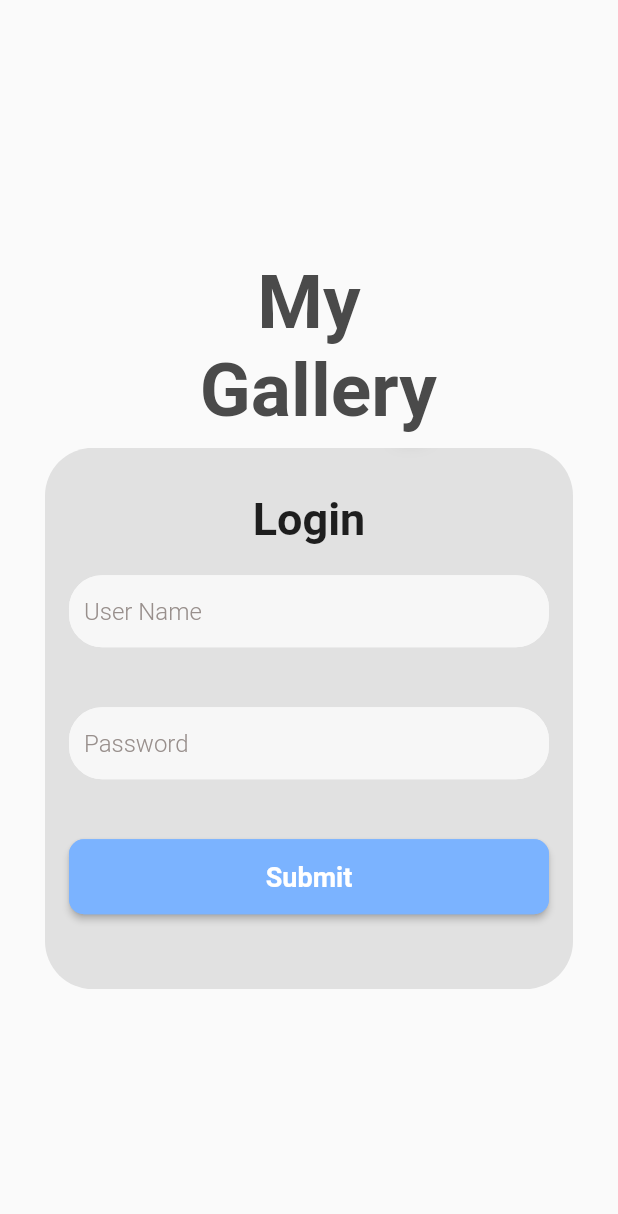
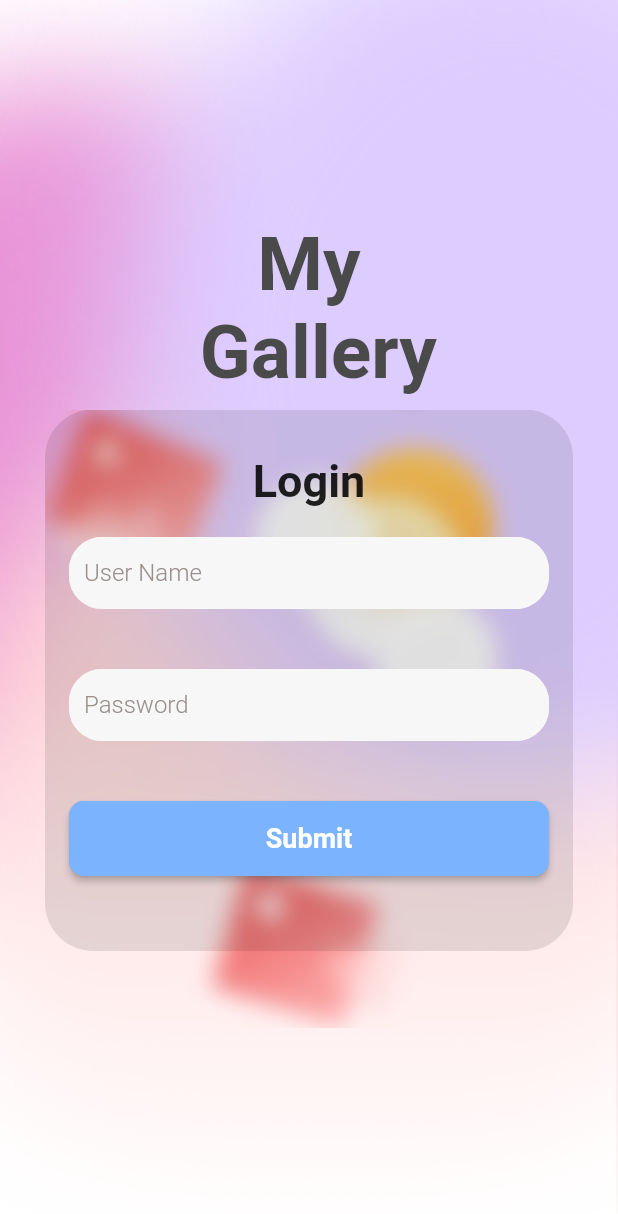
Before and after one commit to ghadaAwad99/FlutterMyGalleryApp, a Flutter app: the screen it shows after launch, on a phone screen of 412 x 824 dp. Shown: the top 1214 px of the screen. Run offline on Flutter 3.47's test engine with Material 2 defaults, Android fonts, the phone set to English and light mode, and no system bars; our stand-ins replace dio, flutter_riverpod, fluttertoast, get_it, pretty_dio_logger, shared_preferences; missing offline and left inert: ndialog.

Commit message:
login screen design

```diff
--- a/lib/ui/auth/login_screen.dart
+++ b/lib/ui/auth/login_screen.dart
@@ -5,6 +5,7 @@ import 'package:flutter_riverpod/flutter_riverpod.dart';
 import 'package:my_gallery_flutter/ui/auth/state/login_viewModel.dart';
 import 'package:my_gallery_flutter/ui/auth/widgets/login_card.dart';
 import 'package:my_gallery_flutter/utils/app_colors.dart';
+import 'package:my_gallery_flutter/utils/app_images.dart';
 
 class LoginScreen extends ConsumerStatefulWidget {
   const LoginScreen({Key? key}) : super(key: key);
@@ -16,11 +17,22 @@ class LoginScreen extends ConsumerStatefulWidget {
 
 class _LoginScreenState extends ConsumerState<LoginScreen> {
 
+
+
   @override
   Widget build(BuildContext context) {
     LoginViewModel viewModel = ref.read(loginViewModelProvider!.notifier);
     return Scaffold(
-      body: Column(
+      body: Container(
+        width: MediaQuery.of(context).size.width,
+        height: MediaQuery.of(context).size.height,
+        decoration: const BoxDecoration(
+          image: DecorationImage(
+            image: AssetImage(AppImages.loginBackground),
+            fit: BoxFit.fill
+          )
+        ),
+        child: Column(
           mainAxisAlignment: MainAxisAlignment.center,
           children:  [
            const Padding(
@@ -40,9 +52,32 @@ class _LoginScreenState extends ConsumerState<LoginScreen> {
               child:  ClipRect(
                 child:  Stack(
                   children: <Widget>[
+                    Container(
+                      width: MediaQuery.of(context).size.width,
+                      height: MediaQuery.of(context).size.height / 2,
+                      child: Stack(
+                        children: [
+                          Align(
+                            alignment: Alignment.topLeft,
+                            child: Image.asset(AppImages.galleryIcon),
+                          ),
+                          Align(
+                            alignment: Alignment.topRight,
+                            child: Image.asset(AppImages.circlesBackground),
+                          ),
+                          Align(
+                            alignment: Alignment.bottomCenter,
+                            child: Image.asset(AppImages.squareBackground),
+                          ),
+                        ],
+                      ),
+                    ),
+
                     BackdropFilter(
                       filter: ImageFilter.blur(sigmaX: 8, sigmaY: 8),
                       child: LoginCard(
+                        usernameController: viewModel.usernameController,
+                        passwordController: viewModel.passwordController,
                         buttonOnPress: () {
                             viewModel.loginUser();
                           },
@@ -53,6 +88,7 @@ class _LoginScreenState extends ConsumerState<LoginScreen> {
               ),
             )
           ],
+        ),
       )
     );
   }
--- a/lib/ui/auth/state/login_viewModel.dart
+++ b/lib/ui/auth/state/login_viewModel.dart
@@ -1,3 +1,4 @@
+import 'package:flutter/cupertino.dart';
 import 'package:flutter_riverpod/flutter_riverpod.dart';
 import 'package:my_gallery_flutter/base/api_response.dart';
 import 'package:my_gallery_flutter/base/base_service.dart';
@@ -23,11 +24,12 @@ class LoginViewModel extends StateNotifier<LoginState>{
   final IAuthRepository _authRepository;
   late ProgressDialog progressDialog;
 
-
+  TextEditingController usernameController = TextEditingController();
+  TextEditingController passwordController = TextEditingController();
 
   void loginUser() async {
     progressDialog = showAppLoadingDialog();
-    ApiResponse response = await _authRepository.loginUser(email: 'kuphal.sydni@example.org', password: 'password');
+    ApiResponse response = await _authRepository.loginUser(email: usernameController.text, password: passwordController.text);
     handleResponse(
         result: response,
         onSuccess: () async {
--- a/lib/ui/auth/widgets/custom_form_field.dart
+++ b/lib/ui/auth/widgets/custom_form_field.dart
@@ -2,17 +2,26 @@ import 'package:flutter/material.dart';
 
 class CustomFormField extends StatelessWidget {
   const CustomFormField({
-    Key? key, this.hintText, this.hintColor, this.fillColor,
+    Key? key,
+    this.hintText,
+    this.hintColor,
+    this.fillColor,
+    required this.controller,
+    required this.obscureText,
   }) : super(key: key);
+  final TextEditingController controller;
   final String? hintText;
   final Color? hintColor;
   final Color? fillColor;
+  final bool obscureText;
 
   @override
   Widget build(BuildContext context) {
     return Padding(
       padding: const EdgeInsets.symmetric(vertical: 20),
       child: TextFormField(
+        obscureText: obscureText,
+        controller: controller,
         decoration: InputDecoration(
           contentPadding: const EdgeInsets.symmetric(vertical: 14, horizontal: 10),
           border: OutlineInputBorder(
--- a/lib/ui/auth/widgets/login_card.dart
+++ b/lib/ui/auth/widgets/login_card.dart
@@ -5,9 +5,14 @@ import 'package:my_gallery_flutter/utils/app_colors.dart';
 
 class LoginCard extends StatelessWidget {
   const LoginCard({
-    Key? key, required this.buttonOnPress,
+    Key? key,
+    required this.buttonOnPress,
+    required this.usernameController,
+    required this.passwordController,
   }) : super(key: key);
   final Function buttonOnPress;
+  final TextEditingController usernameController;
+  final TextEditingController passwordController;
 
   @override
   Widget build(BuildContext context) {
@@ -26,15 +31,19 @@ class LoginCard extends StatelessWidget {
               "Login",
               style: TextStyle(fontSize: 30, fontWeight: FontWeight.bold),
             ),
-            const CustomFormField(
+             CustomFormField(
+               controller: usernameController,
                hintText: "User Name",
                fillColor: AppColors.lightGrey,
                hintColor: AppColors.hintColor,
+               obscureText: false,
             ),
-            const CustomFormField(
+             CustomFormField(
+               controller: passwordController,
                hintText: "Password",
                fillColor: AppColors.lightGrey,
                hintColor: AppColors.hintColor,
+               obscureText: true,
             ),
             Padding(
               padding: const EdgeInsets.symmetric(vertical: 20),
--- /dev/null
+++ b/lib/utils/app_images.dart
@@ -0,0 +1,6 @@
+abstract class AppImages {
+  static const loginBackground = "assets/images/login-background.png";
+  static const galleryIcon = "assets/images/gallery-gradient.png";
+  static const circlesBackground = "assets/images/circles.png";
+  static const squareBackground = "assets/images/square-gradient.png";
+}
--- a/lib/utils/utils.dart
+++ b/lib/utils/utils.dart
@@ -91,3 +91,6 @@ void logOut() {
   final SharedPrefsManager sharedPrefsManager = getIt.get<SharedPrefsManager>();
   sharedPrefsManager.credentials = null;
 }
+
+//kuphal.sydni@example.org
+//password
--- a/pubspec.yaml
+++ b/pubspec.yaml
@@ -65,7 +65,8 @@ flutter:
   # included with your application, so that you can use the icons in
   # the material Icons class.
   uses-material-design: true
-
+  assets:
+    - assets/images/
   # To add assets to your application, add an assets section, like this:
   # assets:
   #   - images/a_dot_burr.jpeg
```
Also changed, not shown: assets/images/circles.png (added), assets/images/gallery-gradient.png (added), assets/images/login-background.png (added), assets/images/square-gradient.png (added). Lines whose indentation alone changed are shown as unchanged.
